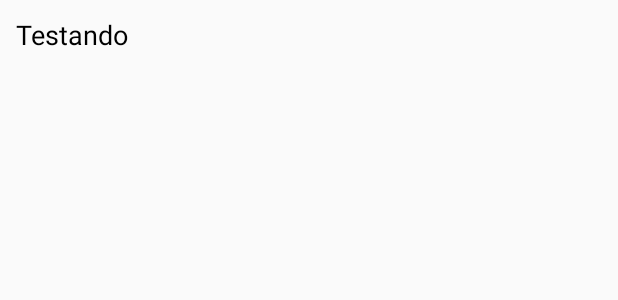
After one commit to ElisonChristoph/ControledeGastos, an Android app: the layout spinner_item.xml on its own in the app's theme, with its tools: preview values and no code run, on a phone screen of 412 x 824 dp. The commit adds this screen. Shown: the top 300 px of the screen. Run offline under Robolectric (Android 15) with nearby library versions, the phone set to English and light mode, and no system bars.

Commit message:
Implementação Spinner para seleção de categoria.

```diff
--- /dev/null
+++ b/app/src/main/res/layout/spinner_item.xml
@@ -0,0 +1,13 @@
+<?xml version="1.0" encoding="utf-8"?>
+<TextView xmlns:android="http://schemas.android.com/apk/res/android"
+    xmlns:tools="http://schemas.android.com/tools"
+    android:layout_width="match_parent"
+    android:layout_height="40dp"
+    android:layout_margin="5dp"
+    android:lineSpacingExtra="8sp"
+    android:padding="5dp"
+    android:text="Testando"
+    android:textColor="@color/black"
+    android:textSize="18sp"
+    tools:layout_editor_absoluteX="5dp"
+    tools:layout_editor_absoluteY="5dp" />
--- a/app/src/main/res/values/colors.xml
+++ b/app/src/main/res/values/colors.xml
@@ -4,4 +4,5 @@
     <color name="colorPrimaryDark">#00574B</color>
     <color name="colorAccent">#d10808</color>
     <color name="verde">#1ed705</color>
+    <color name="black">#000000</color>
 </resources>
```
Also changed, not shown: app/src/main/java/com/apps/elison/controledegastos/MainActivity.java (+22 -3 lines), app/src/main/res/layout/addgasto.xml (+15 -16 lines), app/src/main/res/values/styles.xml (+12 -0 lines).
